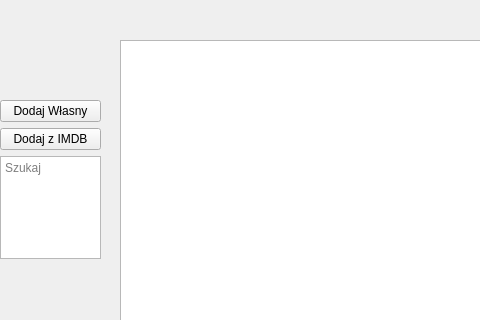
Qt form mainwindow.ui (MichMac/My-Watched-List-) before a commit; both pictures show x 0 to 480 and y 0 to 320 of the 800 by 600 pixel window.
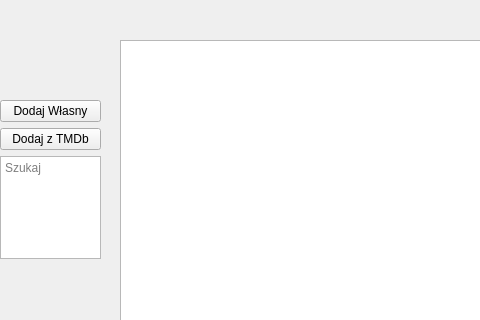
The same form after that commit.

```diff
--- a/mainwindow.ui
+++ b/mainwindow.ui
@@ -55,7 +55,7 @@
      <item>
       <widget class="QPushButton" name="pushButton_2">
        <property name="text">
-        <string>Dodaj z IMDB</string>
+        <string>Dodaj z TMDb</string>
        </property>
       </widget>
      </item>
```
Left out of the diff: 2 changed lines with no effect on the pictures.
